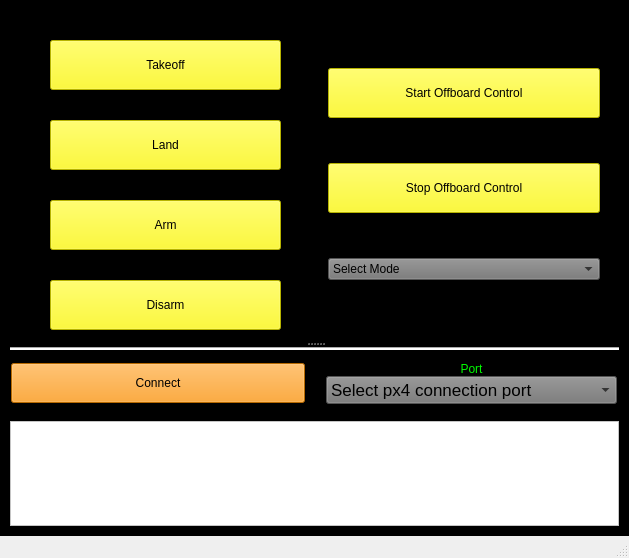
The window that app/mainwindow/src/mainwindow.ui (sarath-menon/mavsdk_interface) describes before a commit, drawn with Qt 5.
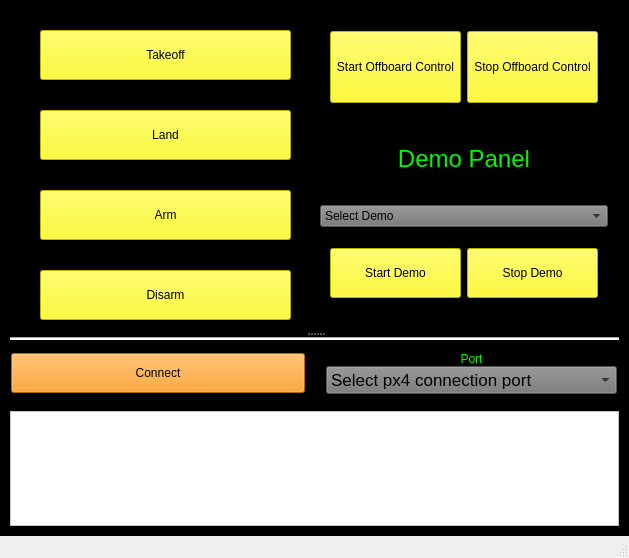
The same window after the commit.

```diff
--- a/app/mainwindow/src/mainwindow.ui
+++ b/app/mainwindow/src/mainwindow.ui
@@ -47,13 +47,13 @@
             <number>30</number>
            </property>
            <property name="leftMargin">
-            <number>30</number>
+            <number>20</number>
            </property>
            <property name="topMargin">
-            <number>20</number>
+            <number>10</number>
            </property>
            <property name="rightMargin">
-            <number>30</number>
+            <number>20</number>
            </property>
            <property name="bottomMargin">
             <number>0</number>
@@ -138,8 +138,62 @@
            <enum>QFrame::Raised</enum>
           </property>
           <layout class="QVBoxLayout" name="verticalLayout_4">
+           <property name="spacing">
+            <number>0</number>
+           </property>
+           <property name="leftMargin">
+            <number>0</number>
+           </property>
+           <property name="topMargin">
+            <number>0</number>
+           </property>
+           <property name="rightMargin">
+            <number>0</number>
+           </property>
+           <property name="bottomMargin">
+            <number>0</number>
+           </property>
+           <item>
+            <widget class="QFrame" name="demo_control_frame">
+             <property name="frameShape">
+              <enum>QFrame::StyledPanel</enum>
+             </property>
+             <property name="frameShadow">
+              <enum>QFrame::Raised</enum>
+             </property>
+             <layout class="QVBoxLayout" name="verticalLayout_6">
+              <property name="spacing">
+               <number>0</number>
+              </property>
+              <property name="leftMargin">
+               <number>0</number>
+              </property>
+              <property name="topMargin">
+               <number>0</number>
+              </property>
+              <property name="rightMargin">
+               <number>0</number>
+              </property>
+              <property name="bottomMargin">
+               <number>0</number>
+              </property>
+              <item>
+               <widget class="QFrame" name="frame_2">
+                <property name="frameShape">
+                 <enum>QFrame::StyledPanel</enum>
+                </property>
+                <property name="frameShadow">
+                 <enum>QFrame::Raised</enum>
+                </property>
+                <layout class="QHBoxLayout" name="horizontalLayout_4">
            <item>
             <widget class="QPushButton" name="offboard_start_btn">
+                   <property name="sizePolicy">
+                    <sizepolicy hsizetype="Preferred" vsizetype="Preferred">
+                     <horstretch>0</horstretch>
+                     <verstretch>0</verstretch>
+                    </sizepolicy>
+                   </property>
              <property name="minimumSize">
               <size>
                <width>0</width>
@@ -157,6 +211,12 @@
            </item>
            <item>
             <widget class="QPushButton" name="offboard_stop_btn">
+                   <property name="sizePolicy">
+                    <sizepolicy hsizetype="Preferred" vsizetype="Preferred">
+                     <horstretch>0</horstretch>
+                     <verstretch>0</verstretch>
+                    </sizepolicy>
+                   </property>
              <property name="minimumSize">
               <size>
                <width>0</width>
@@ -172,19 +232,89 @@
              </property>
             </widget>
            </item>
+                </layout>
+               </widget>
+              </item>
+              <item>
+               <widget class="QLabel" name="label_2">
+                <property name="font">
+                 <font>
+                  <pointsize>18</pointsize>
+                 </font>
+                </property>
+                <property name="styleSheet">
+                 <string notr="true">color: rgb(0, 249, 0);</string>
+                </property>
+                <property name="text">
+                 <string>Demo Panel</string>
+                </property>
+                <property name="alignment">
+                 <set>Qt::AlignCenter</set>
+                </property>
+               </widget>
+              </item>
            <item>
             <widget class="QComboBox" name="mode_selector">
              <property name="styleSheet">
               <string notr="true">background-color: rgb(117, 117, 117);</string>
              </property>
              <property name="currentText">
-              <string>Select Mode</string>
+                 <string>Select Demo</string>
              </property>
              <item>
               <property name="text">
-               <string>Select Mode</string>
-              </property>
-             </item>
+                  <string>Select Demo</string>
+                 </property>
+                </item>
+               </widget>
+              </item>
+              <item>
+               <widget class="QFrame" name="demo_btn_frame">
+                <property name="frameShape">
+                 <enum>QFrame::StyledPanel</enum>
+                </property>
+                <property name="frameShadow">
+                 <enum>QFrame::Raised</enum>
+                </property>
+                <layout class="QHBoxLayout" name="horizontalLayout_3">
+                 <item>
+                  <widget class="QPushButton" name="offboard_stop_btn_3">
+                   <property name="minimumSize">
+                    <size>
+                     <width>0</width>
+                     <height>50</height>
+                    </size>
+                   </property>
+                   <property name="styleSheet">
+                    <string notr="true">background-color: rgb(255, 251, 0);
+color: rgb(0, 0, 0);</string>
+                   </property>
+                   <property name="text">
+                    <string>Start Demo</string>
+                   </property>
+                  </widget>
+                 </item>
+                 <item>
+                  <widget class="QPushButton" name="offboard_stop_btn_2">
+                   <property name="minimumSize">
+                    <size>
+                     <width>0</width>
+                     <height>50</height>
+                    </size>
+                   </property>
+                   <property name="styleSheet">
+                    <string notr="true">background-color: rgb(255, 251, 0);
+color: rgb(0, 0, 0);</string>
+                   </property>
+                   <property name="text">
+                    <string>Stop Demo</string>
+                   </property>
+                  </widget>
+                 </item>
+                </layout>
+               </widget>
+              </item>
+             </layout>
             </widget>
            </item>
           </layout>
```
Lines whose indentation alone changed are shown as unchanged.
